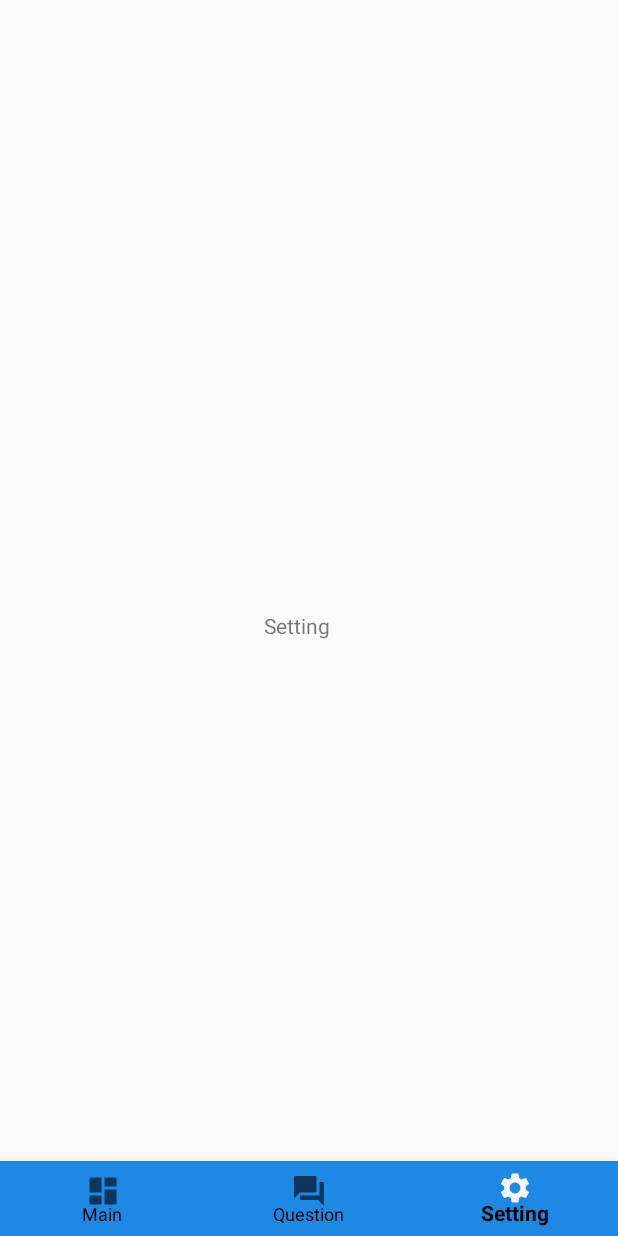
After one commit to jasonYeloooooo/ACE, an Android app: the SettingActivity screen opened directly, with no data from a screen before it, on a phone screen of 412 x 824 dp. The commit adds this screen. Run offline under Robolectric (Android 15) with nearby library versions, the phone set to English and light mode, and no system bars.

Commit message:
update question page and setting page ---jason

```diff
--- /dev/null
+++ b/app/src/main/java/com/example/ace/SettingActivity.java
@@ -0,0 +1,41 @@
+package com.example.ace;
+
+import androidx.annotation.NonNull;
+import androidx.appcompat.app.AppCompatActivity;
+
+import android.content.Intent;
+import android.os.Bundle;
+import android.view.MenuItem;
+
+import com.google.android.material.bottomnavigation.BottomNavigationView;
+
+public class SettingActivity extends AppCompatActivity {
+
+    @Override
+    protected void onCreate(Bundle savedInstanceState) {
+        super.onCreate(savedInstanceState);
+        setContentView(R.layout.activity_setting);
+
+        BottomNavigationView bottomNavigationView = findViewById(R.id.bottomNavigation);
+        bottomNavigationView.setSelectedItemId(R.id.bottomSetting);
+
+        bottomNavigationView.setOnNavigationItemSelectedListener(new BottomNavigationView.OnNavigationItemSelectedListener() {
+            @Override
+            public boolean onNavigationItemSelected(@NonNull MenuItem item) {
+                switch (item.getItemId()){
+                    case R.id.bottomQuestion:
+                        startActivity(new Intent(SettingActivity.this,QuestionPage.class));
+                        overridePendingTransition(0,0);
+                        return true;
+                    case R.id.bottomMain:
+                        startActivity(new Intent(SettingActivity.this,SecondActivity.class));
+                        overridePendingTransition(0,0);
+                        return true;
+                    case R.id.bottomSetting:
+                        return true;
+                }
+                return false;
+            }
+        });
+    }
+}
--- a/app/src/main/res/layout/activity_second.xml
+++ b/app/src/main/res/layout/activity_second.xml
@@ -134,7 +134,7 @@
     </RelativeLayout>
 
     <com.google.android.material.bottomnavigation.BottomNavigationView
-        android:id="@+id/bottomBtn"
+        android:id="@+id/bottomNavigation"
         android:layout_width="match_parent"
         android:layout_height="50dp"
         app:itemBackground="@color/blue"
--- /dev/null
+++ b/app/src/main/res/layout/activity_setting.xml
@@ -0,0 +1,33 @@
+<?xml version="1.0" encoding="utf-8"?>
+<RelativeLayout xmlns:android="http://schemas.android.com/apk/res/android"
+    xmlns:app="http://schemas.android.com/apk/res-auto"
+    xmlns:tools="http://schemas.android.com/tools"
+    android:layout_width="match_parent"
+    android:layout_height="match_parent"
+    tools:context=".SettingActivity">
+
+
+    <com.google.android.material.bottomnavigation.BottomNavigationView
+        android:id="@+id/bottomNavigation"
+        android:layout_width="match_parent"
+        android:layout_height="50dp"
+        android:layout_alignParentBottom="true"
+        android:layout_marginBottom="0dp"
+        app:itemBackground="@color/blue"
+        app:itemTextColor="@color/black"
+        app:layout_constraintBottom_toBottomOf="parent"
+        app:layout_constraintVertical_bias="0.951"
+        app:menu="@menu/menu_navigation"
+        tools:layout_editor_absoluteX="1dp" />
+
+    <TextView
+        android:id="@+id/textView3"
+        android:layout_width="wrap_content"
+        android:layout_height="wrap_content"
+        android:layout_above="@+id/bottomNavigation"
+        android:layout_alignParentEnd="true"
+        android:layout_marginEnd="192dp"
+        android:layout_marginBottom="347dp"
+        android:text="Setting" />
+
+</RelativeLayout>
```
Also changed, not shown: app/src/main/AndroidManifest.xml (+7 -1 lines), app/src/main/java/com/example/ace/QuestionPage.java (added, +42 -0 lines), app/src/main/java/com/example/ace/SecondActivity.java (+22 -0 lines), app/src/main/res/layout/activity_question_page.xml (added, +34 -0 lines).
